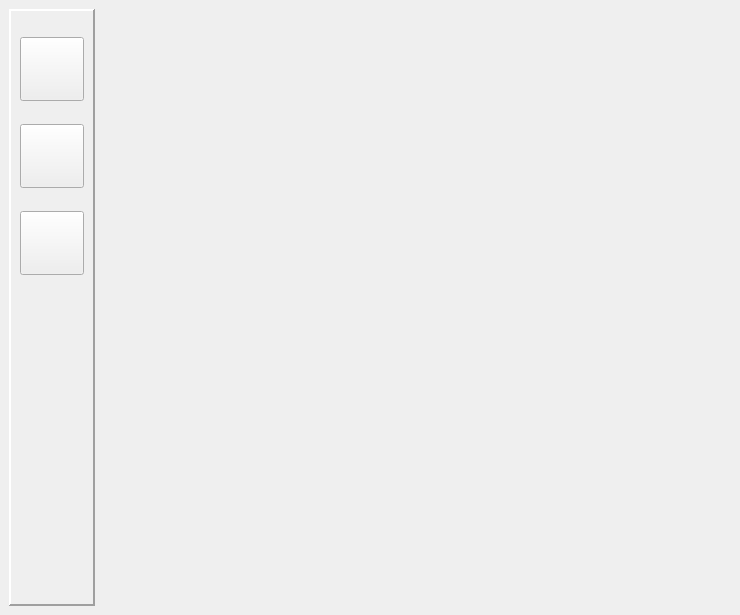
First picture: the form in src/views/MainWindow.ui, repository DinaTolotra/QReservation, before the edit.
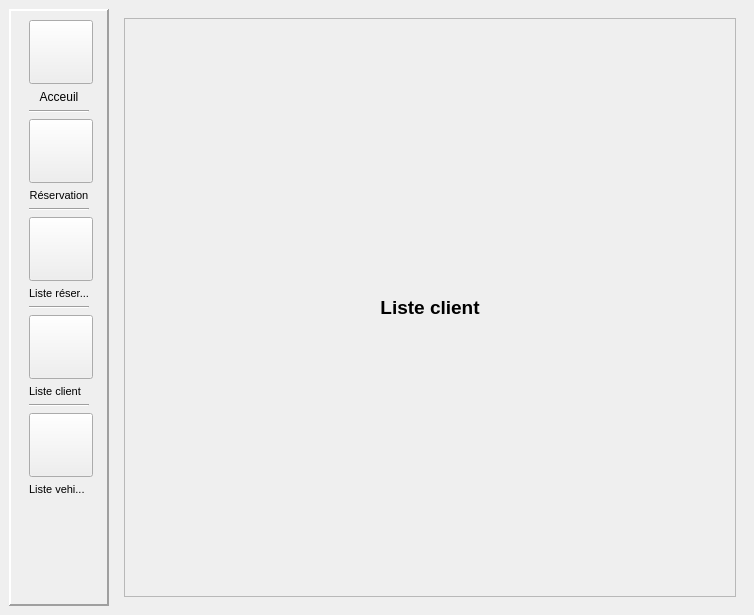
Second picture: the form after the edit. The open tabs and pages were chosen to show the change. Icons and pictures are not drawn.

Commit message: Liste modify and delete client

```diff
--- a/src/views/MainWindow.ui
+++ b/src/views/MainWindow.ui
@@ -6,7 +6,7 @@
    <rect>
     <x>0</x>
     <y>0</y>
-    <width>738</width>
+    <width>752</width>
     <height>615</height>
    </rect>
   </property>
@@ -29,6 +29,12 @@
         <height>0</height>
        </size>
       </property>
+      <property name="maximumSize">
+       <size>
+        <width>100</width>
+        <height>16777215</height>
+       </size>
+      </property>
       <property name="frameShape">
        <enum>QFrame::Shape::Panel</enum>
       </property>
@@ -38,7 +44,13 @@
       <property name="lineWidth">
        <number>2</number>
       </property>
-      <layout class="QVBoxLayout" name="verticalLayout_2">
+      <layout class="QVBoxLayout" name="verticalLayout_2" stretch="0,0,0,0,0,0,0,0,0,0,0,0,0,0,1">
+       <property name="leftMargin">
+        <number>18</number>
+       </property>
+       <property name="rightMargin">
+        <number>18</number>
+       </property>
        <item>
         <widget class="QPushButton" name="homeBtn">
          <property name="sizePolicy">
@@ -72,6 +84,26 @@
            <height>32</height>
           </size>
          </property>
+         <property name="shortcut">
+          <string>Ctrl+H</string>
+         </property>
+        </widget>
+       </item>
+       <item>
+        <widget class="QLabel" name="homeBtnLbl">
+         <property name="text">
+          <string>Acceuil</string>
+         </property>
+         <property name="alignment">
+          <set>Qt::AlignmentFlag::AlignCenter</set>
+         </property>
+        </widget>
+       </item>
+       <item>
+        <widget class="Line" name="line">
+         <property name="orientation">
+          <enum>Qt::Orientation::Horizontal</enum>
+         </property>
         </widget>
        </item>
        <item>
@@ -94,6 +126,75 @@
            <height>64</height>
           </size>
          </property>
+         <property name="toolTip">
+          <string>&lt;html&gt;&lt;head/&gt;&lt;body&gt;&lt;p&gt;Réserver&lt;/p&gt;&lt;/body&gt;&lt;/html&gt;</string>
+         </property>
+         <property name="text">
+          <string/>
+         </property>
+         <property name="icon">
+          <iconset resource="../../res/ressources.qrc">
+           <normaloff>:/icons/icons/edit-3.svg</normaloff>:/icons/icons/edit-3.svg</iconset>
+         </property>
+         <property name="iconSize">
+          <size>
+           <width>32</width>
+           <height>32</height>
+          </size>
+         </property>
+         <property name="shortcut">
+          <string>Ctrl+B</string>
+         </property>
+         <property name="flat">
+          <bool>false</bool>
+         </property>
+        </widget>
+       </item>
+       <item>
+        <widget class="QLabel" name="resBtnLbl">
+         <property name="font">
+          <font>
+           <pointsize>8</pointsize>
+          </font>
+         </property>
+         <property name="text">
+          <string>Réservation</string>
+         </property>
+         <property name="alignment">
+          <set>Qt::AlignmentFlag::AlignCenter</set>
+         </property>
+        </widget>
+       </item>
+       <item>
+        <widget class="Line" name="line_2">
+         <property name="orientation">
+          <enum>Qt::Orientation::Horizontal</enum>
+         </property>
+        </widget>
+       </item>
+       <item>
+        <widget class="QPushButton" name="resListBtn">
+         <property name="sizePolicy">
+          <sizepolicy hsizetype="Fixed" vsizetype="Fixed">
+           <horstretch>0</horstretch>
+           <verstretch>0</verstretch>
+          </sizepolicy>
+         </property>
+         <property name="minimumSize">
+          <size>
+           <width>64</width>
+           <height>64</height>
+          </size>
+         </property>
+         <property name="maximumSize">
+          <size>
+           <width>64</width>
+           <height>64</height>
+          </size>
+         </property>
+         <property name="toolTip">
+          <string>&lt;html&gt;&lt;head/&gt;&lt;body&gt;&lt;p&gt;Liste réservation&lt;/p&gt;&lt;/body&gt;&lt;/html&gt;</string>
+         </property>
          <property name="text">
           <string/>
          </property>
@@ -110,7 +211,29 @@
         </widget>
        </item>
        <item>
-        <widget class="QPushButton" name="listBtn">
+        <widget class="QLabel" name="resListBtnLbl">
+         <property name="font">
+          <font>
+           <pointsize>8</pointsize>
+          </font>
+         </property>
+         <property name="text">
+          <string>Liste réser...</string>
+         </property>
+         <property name="alignment">
+          <set>Qt::AlignmentFlag::AlignCenter</set>
+         </property>
+        </widget>
+       </item>
+       <item>
+        <widget class="Line" name="line_3">
+         <property name="orientation">
+          <enum>Qt::Orientation::Horizontal</enum>
+         </property>
+        </widget>
+       </item>
+       <item>
+        <widget class="QPushButton" name="cliListBtn">
          <property name="sizePolicy">
           <sizepolicy hsizetype="Fixed" vsizetype="Fixed">
            <horstretch>0</horstretch>
@@ -141,6 +264,81 @@
            <width>32</width>
            <height>32</height>
           </size>
+         </property>
+         <property name="shortcut">
+          <string>Ctrl+L, Ctrl+C</string>
+         </property>
+        </widget>
+       </item>
+       <item>
+        <widget class="QLabel" name="cliBtnLbl">
+         <property name="font">
+          <font>
+           <pointsize>8</pointsize>
+          </font>
+         </property>
+         <property name="text">
+          <string>Liste client</string>
+         </property>
+        </widget>
+       </item>
+       <item>
+        <widget class="Line" name="line_4">
+         <property name="orientation">
+          <enum>Qt::Orientation::Horizontal</enum>
+         </property>
+        </widget>
+       </item>
+       <item>
+        <widget class="QPushButton" name="vehListBtn">
+         <property name="sizePolicy">
+          <sizepolicy hsizetype="Fixed" vsizetype="Fixed">
+           <horstretch>0</horstretch>
+           <verstretch>0</verstretch>
+          </sizepolicy>
+         </property>
+         <property name="minimumSize">
+          <size>
+           <width>64</width>
+           <height>64</height>
+          </size>
+         </property>
+         <property name="maximumSize">
+          <size>
+           <width>64</width>
+           <height>64</height>
+          </size>
+         </property>
+         <property name="toolTip">
+          <string>&lt;html&gt;&lt;head/&gt;&lt;body&gt;&lt;p&gt;Liste client&lt;/p&gt;&lt;/body&gt;&lt;/html&gt;</string>
+         </property>
+         <property name="text">
+          <string/>
+         </property>
+         <property name="icon">
+          <iconset resource="../../res/ressources.qrc">
+           <normaloff>:/icons/icons/truck.svg</normaloff>:/icons/icons/truck.svg</iconset>
+         </property>
+         <property name="iconSize">
+          <size>
+           <width>32</width>
+           <height>32</height>
+          </size>
+         </property>
+         <property name="shortcut">
+          <string>Ctrl+L, Ctrl+V</string>
+         </property>
+        </widget>
+       </item>
+       <item>
+        <widget class="QLabel" name="vehBtnLbl">
+         <property name="font">
+          <font>
+           <pointsize>8</pointsize>
+          </font>
+         </property>
+         <property name="text">
+          <string>Liste vehi...</string>
          </property>
         </widget>
        </item>
@@ -150,12 +348,12 @@
           <enum>Qt::Orientation::Vertical</enum>
          </property>
          <property name="sizeType">
-          <enum>QSizePolicy::Policy::Fixed</enum>
+          <enum>QSizePolicy::Policy::MinimumExpanding</enum>
          </property>
          <property name="sizeHint" stdset="0">
           <size>
            <width>20</width>
-           <height>300</height>
+           <height>40</height>
           </size>
          </property>
         </spacer>
@@ -400,7 +598,92 @@
        </layout>
       </widget>
       <widget class="QWidget" name="bookingListPage">
-       <layout class="QVBoxLayout" name="verticalLayout_4"/>
+       <layout class="QVBoxLayout" name="verticalLayout_4">
+        <item>
+         <widget class="QFrame" name="frame_3">
+          <property name="sizePolicy">
+           <sizepolicy hsizetype="Preferred" vsizetype="Minimum">
+            <horstretch>0</horstretch>
+            <verstretch>0</verstretch>
+           </sizepolicy>
+          </property>
+          <property name="frameShape">
+           <enum>QFrame::Shape::StyledPanel</enum>
+          </property>
+          <property name="frameShadow">
+           <enum>QFrame::Shadow::Raised</enum>
+          </property>
+          <layout class="QVBoxLayout" name="verticalLayout_8">
+           <item>
+            <widget class="QLabel" name="resListLbl">
+             <property name="sizePolicy">
+              <sizepolicy hsizetype="Preferred" vsizetype="Minimum">
+               <horstretch>0</horstretch>
+               <verstretch>0</verstretch>
+              </sizepolicy>
+             </property>
+             <property name="font">
+              <font>
+               <pointsize>14</pointsize>
+               <bold>true</bold>
+              </font>
+             </property>
+             <property name="text">
+              <string>Liste réservation</string>
+             </property>
+             <property name="alignment">
+              <set>Qt::AlignmentFlag::AlignCenter</set>
+             </property>
+            </widget>
+           </item>
+          </layout>
+         </widget>
+        </item>
+       </layout>
+      </widget>
+      <widget class="QWidget" name="clientListPage">
+       <layout class="QVBoxLayout" name="verticalLayout_6">
+        <item>
+         <widget class="QFrame" name="frame_5">
+          <property name="sizePolicy">
+           <sizepolicy hsizetype="Preferred" vsizetype="Minimum">
+            <horstretch>0</horstretch>
+            <verstretch>0</verstretch>
+           </sizepolicy>
+          </property>
+          <property name="frameShape">
+           <enum>QFrame::Shape::StyledPanel</enum>
+          </property>
+          <property name="frameShadow">
+           <enum>QFrame::Shadow::Raised</enum>
+          </property>
+          <layout class="QVBoxLayout" name="verticalLayout_9">
+           <item>
+            <widget class="QLabel" name="cliListLbl">
+             <property name="sizePolicy">
+              <sizepolicy hsizetype="Preferred" vsizetype="Minimum">
+               <horstretch>0</horstretch>
+               <verstretch>0</verstretch>
+              </sizepolicy>
+             </property>
+             <property name="font">
+              <font>
+               <pointsize>14</pointsize>
+               <bold>true</bold>
+              </font>
+             </property>
+             <property name="text">
+              <string>Liste client</string>
+             </property>
+             <property name="alignment">
+              <set>Qt::AlignmentFlag::AlignCenter</set>
+             </property>
+            </widget>
+           </item>
+          </layout>
+         </widget>
+        </item>
+       </layout>
       </widget>
      </widget>
     </item>
```
Left out of the diff: 15 changed lines with no effect on the pictures. The commit also changes 25 other files.
